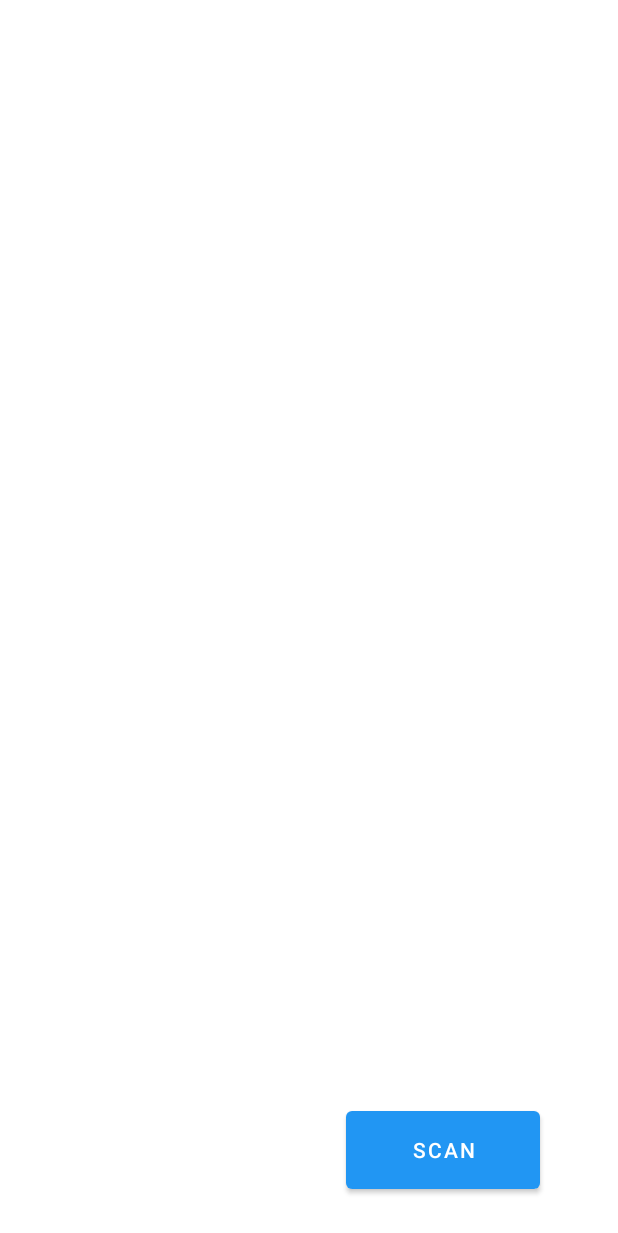
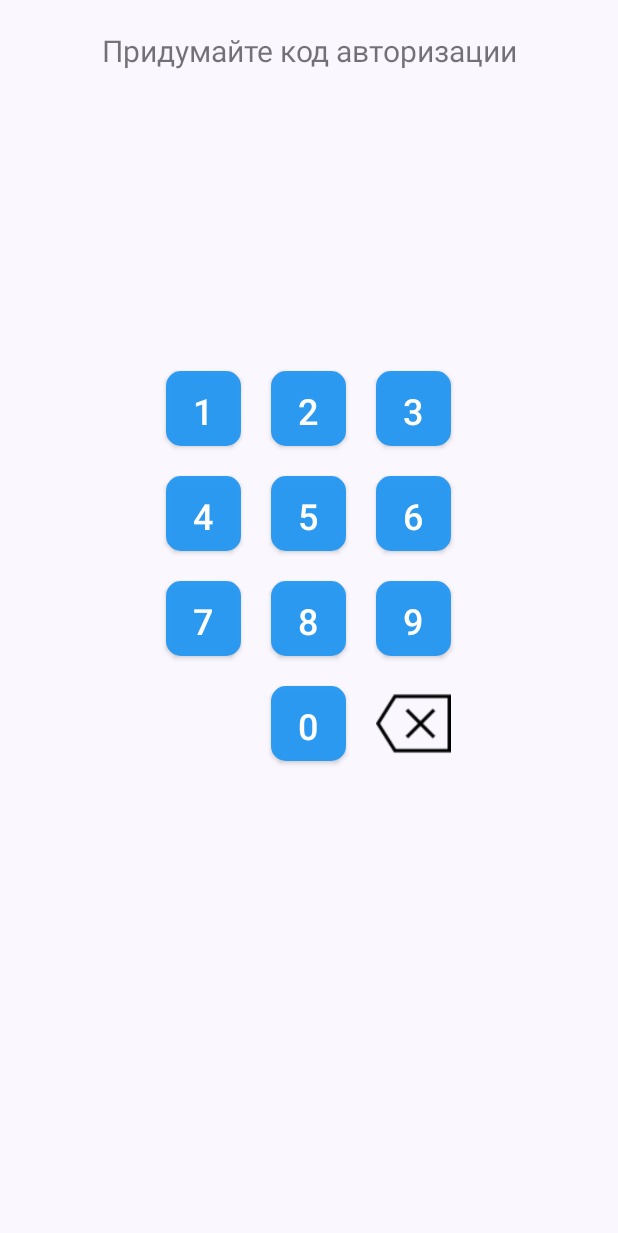
Before and after one commit to RubberTeam/InventaApp, an Android app: the screen it shows after launch (MainActivity before the commit, PinLoginActivity after it), after a tap on "Войти", on a phone screen of 412 x 824 dp. Shown: the top 1233 px of the screen. Run offline under Robolectric (Android 15) with nearby library versions, the phone set to English and light mode, and no system bars; our stand-ins replace Dagger/Hilt's generated code.

Commit message:
Refactoring and add activity for write pin code firstly

```diff
--- a/app/src/main/java/ru/rubberteam/inventa/activities/MainActivity.kt
+++ b/app/src/main/java/ru/rubberteam/inventa/activities/MainActivity.kt
@@ -29,6 +29,11 @@ class MainActivity : AppCompatActivity() {
 		}
 	}
 
+	override fun onBackPressed() {
+		// Заглушка на выход из приложения через главную активность
+		Toast.makeText(applicationContext, "Не ходи туда по братски", Toast.LENGTH_SHORT).show()
+	}
+
 	//callback for get data from ScanActivity
 	private val startForResult =
 		registerForActivityResult(ActivityResultContracts.StartActivityForResult()) { result ->
--- a/app/src/main/java/ru/rubberteam/inventa/activities/LoginActivity.kt
+++ b/app/src/main/java/ru/rubberteam/inventa/activities/login/LoginActivity.kt
@@ -1,4 +1,4 @@
-package ru.rubberteam.inventa.activities
+package ru.rubberteam.inventa.activities.login
 
 import android.content.Intent
 import android.os.Bundle
@@ -27,10 +27,10 @@ class LoginActivity : AppCompatActivity() {
 			val password = binding.editTextPassword.text.toString()
 
 			if (securityService.checkUser(login, password)) {
-				val intent = Intent(this, MainActivity::class.java)
+				val intent = Intent(this, PinLoginActivity::class.java)
 				startActivity(intent)
 			} else {
-				Toast.makeText(applicationContext, "Please, try again", Toast.LENGTH_SHORT)
+				Toast.makeText(applicationContext, "Пожалуйста, повторите попытку", Toast.LENGTH_SHORT)
 					.show()
 			}
 
--- /dev/null
+++ b/app/src/main/java/ru/rubberteam/inventa/activities/login/PinLoginActivity.kt
@@ -0,0 +1,63 @@
+package ru.rubberteam.inventa.activities.login
+
+import android.content.Intent
+import android.os.Bundle
+import androidx.appcompat.app.AppCompatActivity
+import ru.rubberteam.inventa.activities.MainActivity
+import ru.rubberteam.inventa.databinding.ActivitySetPincodeBinding
+
+class PinLoginActivity : AppCompatActivity() {
+    private lateinit var binding: ActivitySetPincodeBinding
+    private var pinCode: StringBuilder = StringBuilder()
+
+
+    override fun onCreate(savedInstanceState: Bundle?) {
+        super.onCreate(savedInstanceState)
+        binding = ActivitySetPincodeBinding.inflate(layoutInflater)
+        setContentView(binding.root)
+        binding.btnKey1.setOnClickListener {
+            pinCodeLogicExecute(1)
+        }
+        binding.btnKey2.setOnClickListener {
+            pinCodeLogicExecute(2)
+        }
+        binding.btnKey3.setOnClickListener {
+            pinCodeLogicExecute(3)
+        }
+        binding.btnKey4.setOnClickListener {
+            pinCodeLogicExecute(4)
+        }
+        binding.btnKey5.setOnClickListener {
+            pinCodeLogicExecute(5)
+        }
+        binding.btnKey6.setOnClickListener {
+            pinCodeLogicExecute(6)
+        }
+        binding.btnKey7.setOnClickListener {
+            pinCodeLogicExecute(7)
+        }
+        binding.btnKey8.setOnClickListener {
+            pinCodeLogicExecute(8)
+        }
+        binding.btnKey9.setOnClickListener {
+            pinCodeLogicExecute(9)
+        }
+        binding.btnKey0.setOnClickListener {
+            pinCodeLogicExecute(0)
+        }
+        binding.btnDelete.setOnClickListener {
+            if (pinCode.isNotEmpty()) {
+                pinCode.deleteCharAt(pinCode.length - 1)
+            }
+        }
+    }
+
+    private fun pinCodeLogicExecute(code: Int) {
+        pinCode.append(code)
+        if (pinCode.length == 4) {
+            val intent = Intent(this, MainActivity::class.java)
+//            intent.flags = intent.flags or Intent.FLAG_ACTIVITY_NO_HISTORY
+            startActivity(intent)
+        }
+    }
+}
--- a/app/src/main/java/ru/rubberteam/inventa/components/AppComponent.kt
+++ b/app/src/main/java/ru/rubberteam/inventa/components/AppComponent.kt
@@ -1,7 +1,7 @@
 package ru.rubberteam.inventa.components
 
 import dagger.Component
-import ru.rubberteam.inventa.activities.LoginActivity
+import ru.rubberteam.inventa.activities.login.LoginActivity
 import ru.rubberteam.inventa.modules.SecurityModule
 
 @Component(modules = [SecurityModule::class])
--- /dev/null
+++ b/app/src/main/res/drawable/custom_rounded_button.xml
@@ -0,0 +1,9 @@
+<?xml version="1.0" encoding="utf-8"?>
+<shape xmlns:android="http://schemas.android.com/apk/res/android"
+    android:shape="rectangle">
+    <solid android:color="#eeffffff" />
+    <corners android:bottomRightRadius="10dp"
+        android:bottomLeftRadius="10dp"
+        android:topRightRadius="10dp"
+        android:topLeftRadius="10dp"/>
+</shape>
--- a/app/src/main/res/layout/activity_login.xml
+++ b/app/src/main/res/layout/activity_login.xml
@@ -4,7 +4,7 @@
     android:layout_width="match_parent"
     android:layout_height="match_parent"
     android:background="@color/background_almost_white"
-    tools:context=".activities.LoginActivity">
+    tools:context=".activities.login.LoginActivity">
 
 
     <EditText
--- /dev/null
+++ b/app/src/main/res/layout/activity_set_pincode.xml
@@ -0,0 +1,200 @@
+<?xml version="1.0" encoding="utf-8"?>
+<RelativeLayout xmlns:android="http://schemas.android.com/apk/res/android"
+    xmlns:tools="http://schemas.android.com/tools"
+    android:layout_width="match_parent"
+    android:layout_height="match_parent"
+    android:background="@color/background_almost_white"
+    tools:context=".activities.login.PinLoginActivity">
+
+
+    <TextView
+        android:id="@+id/textEnterPinCode"
+        android:layout_width="match_parent"
+        android:layout_height="wrap_content"
+        android:layout_marginTop="20sp"
+        android:text="@string/enter_pin_code"
+        android:textAlignment="center"
+        android:textSize="20sp" />
+
+    <TextView
+        android:id="@+id/pinCode"
+        android:layout_width="wrap_content"
+        android:layout_height="wrap_content"
+        android:layout_below="@id/textEnterPinCode"
+        android:layout_centerHorizontal="true"
+        android:layout_marginTop="20sp"
+        android:text=""
+        android:textAlignment="center"
+        android:textSize="40sp" />
+
+    <!--    Кнопочки 1 2 3 -->
+
+    <Button
+        android:id="@+id/btnKey1"
+        android:layout_width="50sp"
+        android:layout_height="50sp"
+        android:layout_below="@id/textEnterPinCode"
+        android:layout_centerVertical="true"
+        android:layout_marginHorizontal="10sp"
+        android:layout_marginTop="200dp"
+        android:layout_marginBottom="10sp"
+        android:layout_toStartOf="@id/btnKey2"
+        android:background = "@drawable/custom_rounded_button"
+        android:fontFamily="sans-serif-medium"
+        android:text="@string/key_1"
+        android:textColor="@color/white"
+        android:textSize="24sp" />
+
+    <Button
+        android:id="@+id/btnKey2"
+        android:layout_width="50dp"
+        android:layout_height="50dp"
+        android:layout_below="@id/textEnterPinCode"
+        android:layout_centerInParent="true"
+        android:layout_marginHorizontal="10sp"
+        android:layout_marginTop="200dp"
+        android:layout_marginBottom="10sp"
+        android:background = "@drawable/custom_rounded_button"
+        android:fontFamily="sans-serif-medium"
+        android:text="@string/key_2"
+        android:textColor="@color/white"
+        android:textSize="24sp" />
+
+    <Button
+        android:id="@+id/btnKey3"
+        android:background = "@drawable/custom_rounded_button"
+        android:layout_width="50sp"
+        android:layout_height="50sp"
+        android:layout_below="@id/textEnterPinCode"
+        android:layout_marginHorizontal="10sp"
+        android:layout_marginTop="200dp"
+        android:layout_marginBottom="10sp"
+        android:layout_toEndOf="@id/btnKey2"
+
+        android:fontFamily="sans-serif-medium"
+        android:text="@string/key_3"
+        android:textColor="@color/white"
+        android:textSize="24sp" />
+
+    <!--    Кнопочки 4 5 6 -->
+
+    <Button
+        android:id="@+id/btnKey4"
+        android:layout_width="50sp"
+        android:layout_height="50sp"
+        android:layout_below="@id/btnKey1"
+        android:layout_marginHorizontal="10sp"
+        android:layout_marginVertical="10sp"
+        android:layout_toStartOf="@id/btnKey5"
+        android:background = "@drawable/custom_rounded_button"
+        android:fontFamily="sans-serif-medium"
+        android:text="@string/key_4"
+        android:textColor="@color/white"
+        android:textSize="24sp" />
+
+    <Button
+        android:id="@+id/btnKey5"
+        android:layout_width="50sp"
+        android:layout_height="50sp"
+        android:layout_below="@id/btnKey2"
+        android:layout_centerInParent="true"
+        android:layout_marginHorizontal="10sp"
+        android:layout_marginVertical="10sp"
+        android:background = "@drawable/custom_rounded_button"
+        android:fontFamily="sans-serif-medium"
+        android:text="@string/key_5"
+        android:textColor="@color/white"
+        android:textSize="24sp" />
+
+    <Button
+        android:id="@+id/btnKey6"
+        android:layout_width="50sp"
+        android:layout_height="50sp"
+        android:layout_below="@id/btnKey3"
+        android:layout_marginHorizontal="10sp"
+        android:layout_marginVertical="10sp"
+        android:layout_toEndOf="@id/btnKey5"
+        android:background = "@drawable/custom_rounded_button"
+        android:fontFamily="sans-serif-medium"
+        android:text="@string/key_6"
+        android:textColor="@color/white"
+        android:textSize="24sp" />
+
+
+    <!--    Кнопочки 7 8 9 -->
+
+    <Button
+        android:id="@+id/btnKey7"
+        android:layout_width="50sp"
+        android:layout_height="50sp"
+        android:layout_below="@id/btnKey4"
+        android:layout_marginHorizontal="10sp"
+        android:layout_marginVertical="10sp"
+        android:layout_toStartOf="@id/btnKey8"
+        android:background = "@drawable/custom_rounded_button"
+        android:fontFamily="sans-serif-medium"
+        android:text="@string/key_7"
+        android:textColor="@color/white"
+        android:textSize="24sp" />
+
+    <Button
+        android:id="@+id/btnKey8"
+        android:layout_width="50sp"
+        android:layout_height="50sp"
+        android:layout_below="@id/btnKey5"
+        android:layout_centerInParent="true"
+        android:layout_marginHorizontal="10sp"
+        android:layout_marginVertical="10sp"
+        android:background = "@drawable/custom_rounded_button"
+        android:fontFamily="sans-serif-medium"
+        android:text="@string/key_8"
+        android:textColor="@color/white"
+        android:textSize="24sp" />
+
+    <Button
+        android:id="@+id/btnKey9"
+        android:layout_width="50sp"
+        android:layout_height="50sp"
+        android:layout_below="@id/btnKey6"
+        android:layout_marginHorizontal="10sp"
+        android:layout_marginVertical="10sp"
+        android:layout_toEndOf="@id/btnKey8"
+        android:background = "@drawable/custom_rounded_button"
+        android:fontFamily="sans-serif-medium"
+        android:text="@string/key_9"
+        android:textColor="@color/white"
+        android:textSize="24sp" />
+
+
+    <!--    Кнопочки 0 Backspace -->
+
+    <Button
+        android:id="@+id/btnKey0"
+        android:layout_width="50sp"
+        android:layout_height="50sp"
+        android:layout_below="@id/btnKey8"
+        android:layout_centerInParent="true"
+        android:layout_marginHorizontal="10sp"
+        android:layout_marginVertical="10sp"
+        android:background = "@drawable/custom_rounded_button"
+        android:fontFamily="sans-serif-medium"
+        android:text="@string/key_0"
+        android:textColor="@color/white"
+        android:textSize="24sp" />
+
+
+    <ImageButton
+        android:id="@+id/btnDelete"
+        android:layout_width="50sp"
+        android:layout_height="50sp"
+        android:layout_below="@id/btnKey9"
+        android:layout_marginHorizontal="10sp"
+        android:layout_marginVertical="10sp"
+        android:layout_toEndOf="@id/btnKey0"
+        android:background="?android:attr/selectableItemBackground"
+        android:contentDescription="@string/delete_button_desc"
+        android:scaleType="centerInside"
+        android:src="@drawable/ic_delete_button" />
+
+
+</RelativeLayout>
--- a/app/src/main/res/values-night/themes.xml
+++ b/app/src/main/res/values-night/themes.xml
@@ -3,7 +3,7 @@
     <style name="Theme.Inventa" parent="Theme.MaterialComponents.DayNight.NoActionBar">
         <!-- Primary brand color. -->
         <item name="colorPrimary">@color/blue_button</item>
-        <item name="colorPrimaryVariant">@color/purple_700</item>
+        <item name="colorPrimaryVariant">@color/blue2</item>
         <item name="colorOnPrimary">@color/black</item>
         <!-- Secondary brand color. -->
         <item name="colorSecondary">@color/teal_200</item>
--- a/app/src/main/res/values/strings.xml
+++ b/app/src/main/res/values/strings.xml
@@ -4,4 +4,20 @@
     <string name="hint_username">  Логин</string>
     <string name="hint_password">  Пароль</string>
     <string name="button_scan_text">Scan</string>
+
+
+    <string name="key_1">1</string>
+    <string name="key_2">2</string>
+    <string name="key_3">3</string>
+    <string name="key_4">4</string>
+    <string name="key_5">5</string>
+    <string name="key_6">6</string>
+    <string name="key_7">7</string>
+    <string name="key_8">8</string>
+    <string name="key_9">9</string>
+    <string name="key_0">0</string>
+    <string name="key_delete">&lt;</string>
+    <string name="enter_pin_code">Придумайте код авторизации</string>
+    <string name="enter_pin_code_again">Подтвердите код</string>
+    <string name="delete_button_desc">Delete last pincode symbol</string>
 </resources>
```
Also changed, not shown: app/src/main/AndroidManifest.xml (+6 -1 lines), app/src/main/res/drawable/ic_delete_button.png (added).
